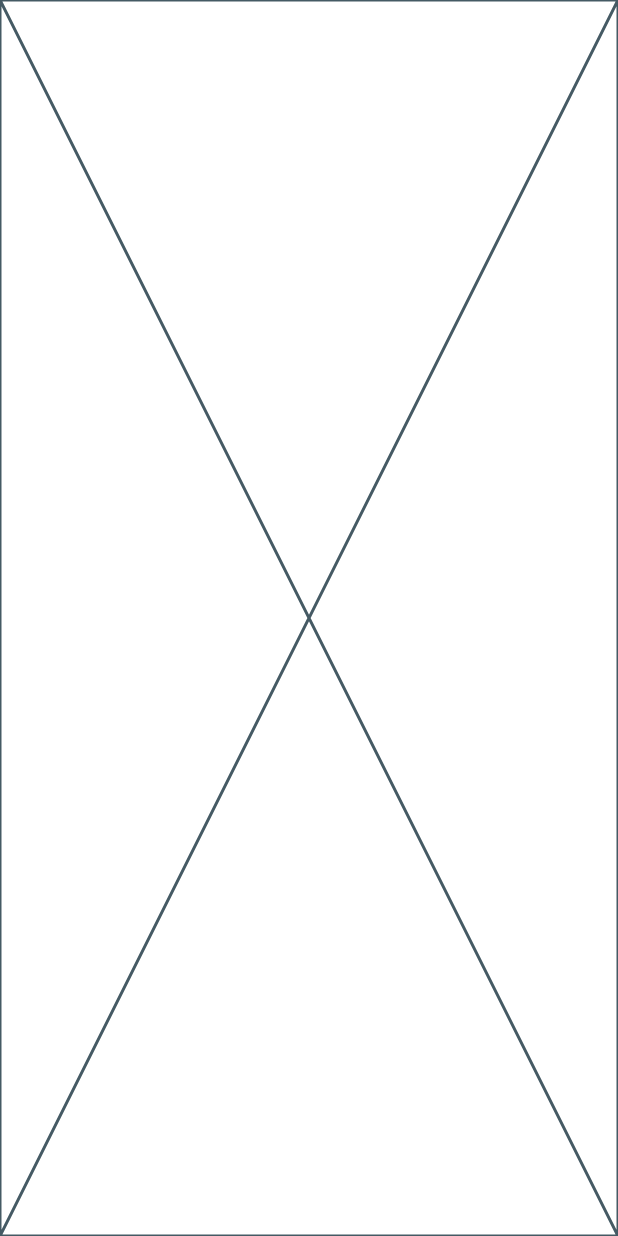
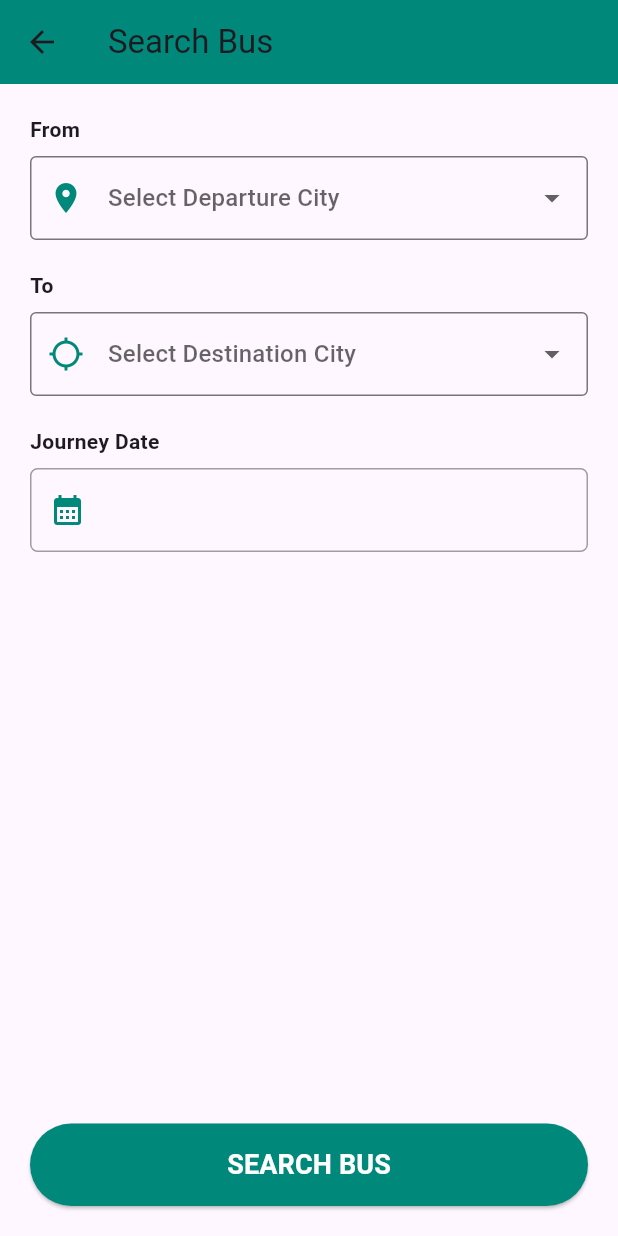
Before and after one commit to TahsinShimanto/Ticket_Kini, a Flutter app: the HomePage screen opened directly, after a tap on "Bus", on a phone screen of 412 x 824 dp. Run offline on Flutter 3.47's test engine with Material 3 defaults, Android fonts, the phone set to English and light mode, and no system bars.

Commit message:
search_screen

```diff
--- a/lib/home_page.dart
+++ b/lib/home_page.dart
@@ -1,5 +1,5 @@
 import 'package:flutter/material.dart';
-
+import 'search_screen.dart';
 import 'bus.dart';
 import 'my_account.dart';
 import 'my_ticket.dart';
@@ -47,8 +47,11 @@ class _HomePageState extends State<HomePage> {
           SizedBox(height: screenHeight*0.05),
           GestureDetector(
             onTap: (){
-              Navigator.push(context, MaterialPageRoute(builder: (context) => Bus()));
+              Navigator.push(context, MaterialPageRoute(builder: (context) =>
+                  SearchScreen(transportType: 'Bus')));
             },
+
+
             child: Center(
               child: Container(
                 width: screenWidth*0.9,
@@ -82,7 +85,8 @@ class _HomePageState extends State<HomePage> {
           SizedBox(height: screenHeight*0.05),
           GestureDetector(
             onTap: (){
-              Navigator.push(context, MaterialPageRoute(builder: (context) => Train()));
+              Navigator.push(context, MaterialPageRoute(builder: (context) =>
+                  SearchScreen(transportType: 'Train')));
             },
             child: Center(
               child: Container(
--- /dev/null
+++ b/lib/search_screen.dart
@@ -0,0 +1,129 @@
+import 'package:flutter/material.dart';
+
+
+class SearchScreen extends StatefulWidget {
+  final String transportType;
+  SearchScreen({required this.transportType});
+
+  @override
+  _SearchScreenState createState() => _SearchScreenState();
+}
+
+class _SearchScreenState extends State<SearchScreen> {
+  String? fromLocation;
+  String? toLocation;
+
+
+  final List<String> locations = ["Dhaka", "Chittagong", "Sylhet", "Rajshahi", "Khulna", "Rangpur"];
+
+
+
+  @override
+  Widget build(BuildContext context) {
+    Color themeColor = const Color(0xFF00897B);
+    return Scaffold(
+      appBar: AppBar(
+        title: Text("Search ${widget.transportType}"),
+        backgroundColor: themeColor,
+      ),
+      body: Padding(
+        padding: const EdgeInsets.all(20.0),
+        child: Column(
+          crossAxisAlignment: CrossAxisAlignment.start,
+          children: [
+
+            Text("From", style: TextStyle(fontWeight: FontWeight.bold)),
+            SizedBox(height: 8),
+            DropdownButtonFormField<String>(
+              decoration: InputDecoration(border: OutlineInputBorder(), prefixIcon: Icon(Icons.location_on, color: themeColor)),
+              value: fromLocation,
+              hint: Text("Select Departure City"),
+              items: locations.map((e) => DropdownMenuItem(value: e, child: Text(e))).toList(),
+              onChanged: (val) => setState(() => fromLocation = val),
+            ),
+
+            SizedBox(height: 20),
+
+
+            Text("To", style: TextStyle(fontWeight: FontWeight.bold)),
+            SizedBox(height: 8),
+            DropdownButtonFormField<String>(
+              decoration: InputDecoration(border: OutlineInputBorder(), prefixIcon: Icon(Icons.location_searching, color: themeColor)),
+              value: toLocation,
+              hint: Text("Select Destination City"),
+              items: locations.map((e) => DropdownMenuItem(value: e, child: Text(e))).toList(),
+              onChanged: (val) => setState(() => toLocation = val),
+            ),
+
+            SizedBox(height: 20),
+
+
+            Text("Journey Date", style: TextStyle(fontWeight: FontWeight.bold)),
+            SizedBox(height: 8),
+            GestureDetector(
+
+              child: Container(
+                padding: EdgeInsets.symmetric(horizontal: 12, vertical: 15),
+                decoration: BoxDecoration(
+                  border: Border.all(color: Colors.grey),
+                  borderRadius: BorderRadius.circular(5),
+                ),
+                child: Row(
+                  mainAxisAlignment: MainAxisAlignment.spaceBetween,
+                  children: [
+                    Icon(Icons.calendar_month, color: themeColor),
+                  ],
+                ),
+              ),
+            ),
+
+            Spacer(),
+
+
+            SizedBox(
+              width: double.infinity,
+              height: 55,
+              child: ElevatedButton(
+                style: ElevatedButton.styleFrom(backgroundColor: themeColor),
+                onPressed: () {
+                  if (fromLocation == null || toLocation == null) {
+                    ScaffoldMessenger.of(context).showSnackBar(
+                      SnackBar(content: Text("Please fill all details")),
+                    );
+                    return;
+                  }
+
+
+                  if (fromLocation == toLocation) {
+                    ScaffoldMessenger.of(context).showSnackBar(
+                      SnackBar(
+                        content: Text("Departure and Destination cannot be the same!"),
+                        backgroundColor: Colors.red,
+                      ),
+                    );
+                    return;
+                  }
+                  /*
+                  Navigator.push(
+                    context,
+                    MaterialPageRoute(
+                      builder: (context) => ResultsScreen(
+                        type: widget.transportType,
+                        from: fromLocation!,
+                        to: toLocation!,
+                      ),
+                    ),
+                  );
+                  */
+
+                },
+                child: Text("SEARCH ${widget.transportType.toUpperCase()}",
+                    style: TextStyle(color: Colors.white, fontSize: 18, fontWeight: FontWeight.bold)),
+              ),
+            ),
+          ],
+        ),
+      ),
+    );
+  }
+}
--- a/pubspec.yaml
+++ b/pubspec.yaml
@@ -19,7 +19,7 @@ publish_to: 'none' # Remove this line if you wish to publish to pub.dev
 version: 1.0.0+1
 
 environment:
-  sdk: ^3.10.7
+  sdk: ^3.10.4
 
 # Dependencies specify other packages that your package needs in order to work.
 # To automatically upgrade your package dependencies to the latest versions
```
Also changed, not shown: lib/splash_screen.dart (+13 -1 lines), pubspec.lock.
